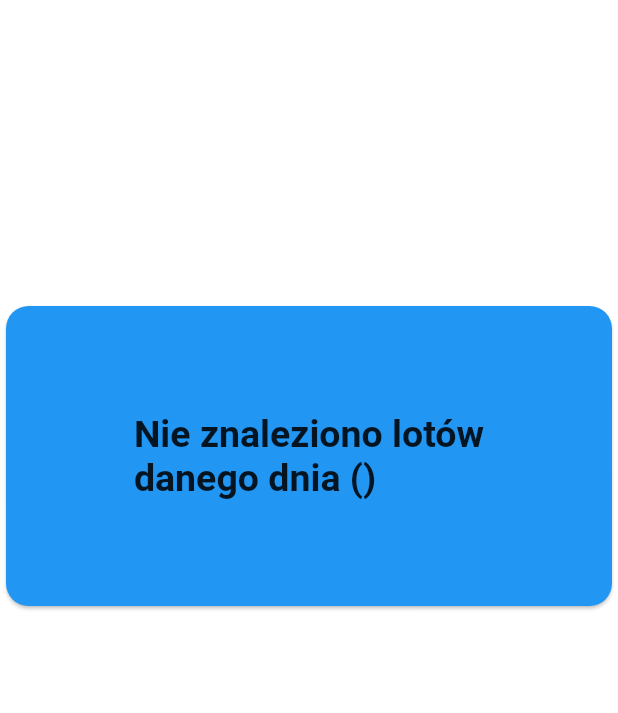
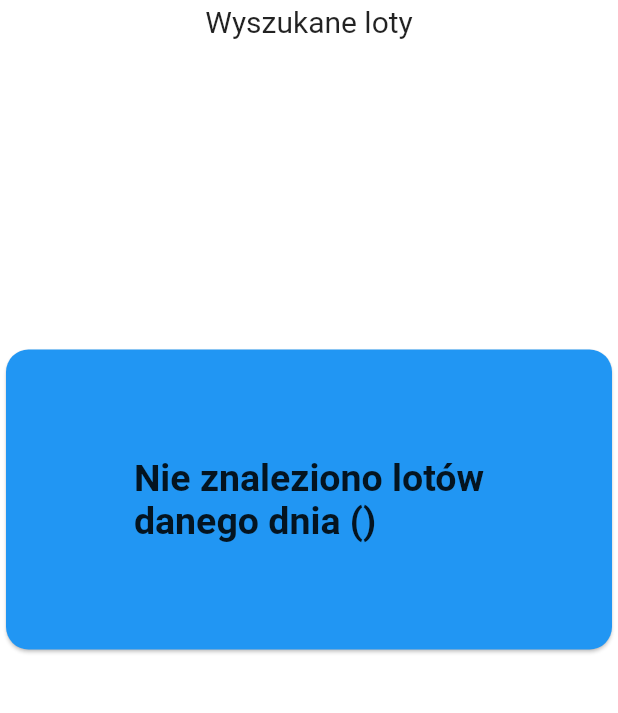
Before and after one commit to MrNanio/ticked, a Flutter app: the SearchedFlightList screen opened directly with empty values, on a phone screen of 412 x 824 dp, the part 84-797 px from its top. Run offline on Flutter 3.47's test engine with Material 2 defaults, Android fonts, the phone set to English and light mode, and no system bars; our stand-ins replace cloud_firestore, firebase_auth, firebase_core, flutter_advanced_switch, flutter_spinkit, google_fonts and 2 more; missing offline and left inert: division; accounts and stored records are empty.

Commit message:
searched searched_flight_list fix

```diff
--- a/lib/pages/user/flights/searched_flight_list.dart
+++ b/lib/pages/user/flights/searched_flight_list.dart
@@ -37,7 +37,15 @@ class _SearchedFlightListState extends State<SearchedFlightList> {
         backgroundColor: Colors.indigo,
         elevation: 0.0,
       ),
-      body: SingleChildScrollView(
+      body: Column(
+        children: [
+          const Padding(
+              padding: EdgeInsets.symmetric(vertical: 3, horizontal: 0),
+              child: Text(
+                "Wyszukane loty",
+                style: TextStyle(fontSize: 20),
+              )),
+          SingleChildScrollView(
             child: StreamBuilder<List<Flight>>(
               stream: flightService.getFlightListByIataCodesAndDate(
                   fromIata, toIata, date),
@@ -84,6 +92,8 @@ class _SearchedFlightListState extends State<SearchedFlightList> {
               },
             ),
           ),
+        ],
+      ),
     );
   }
 }
```
Also changed, not shown: lib/pages/user/flights/flight_tile.dart (+4 -5 lines). Lines whose indentation alone changed are shown as unchanged.
